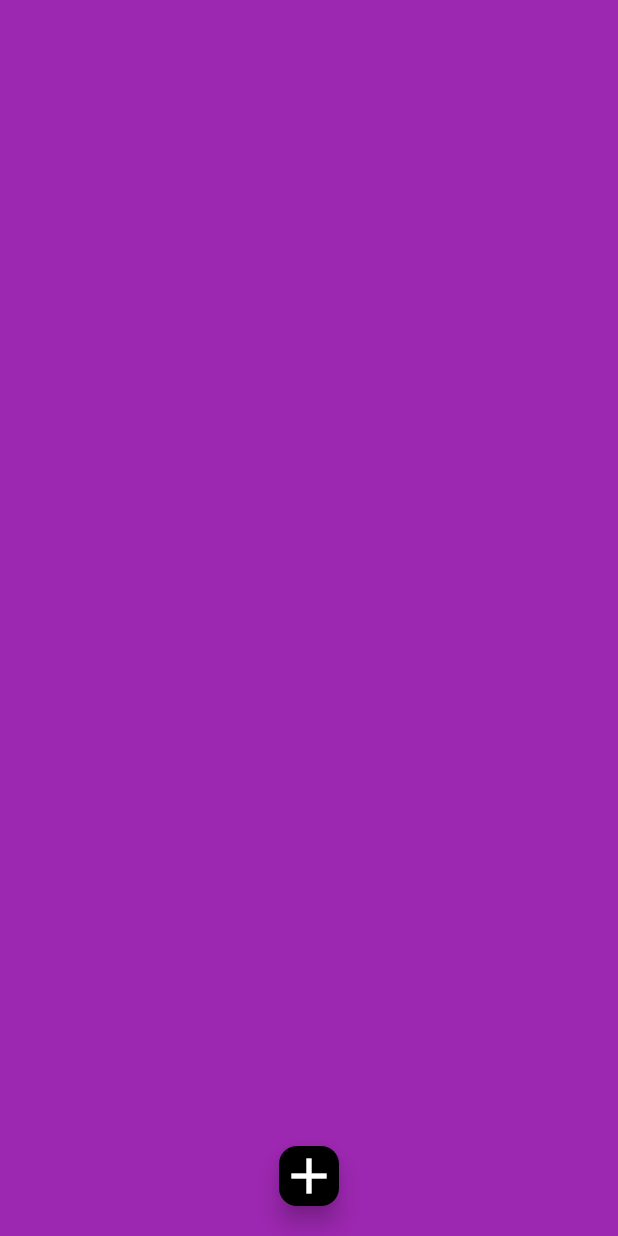
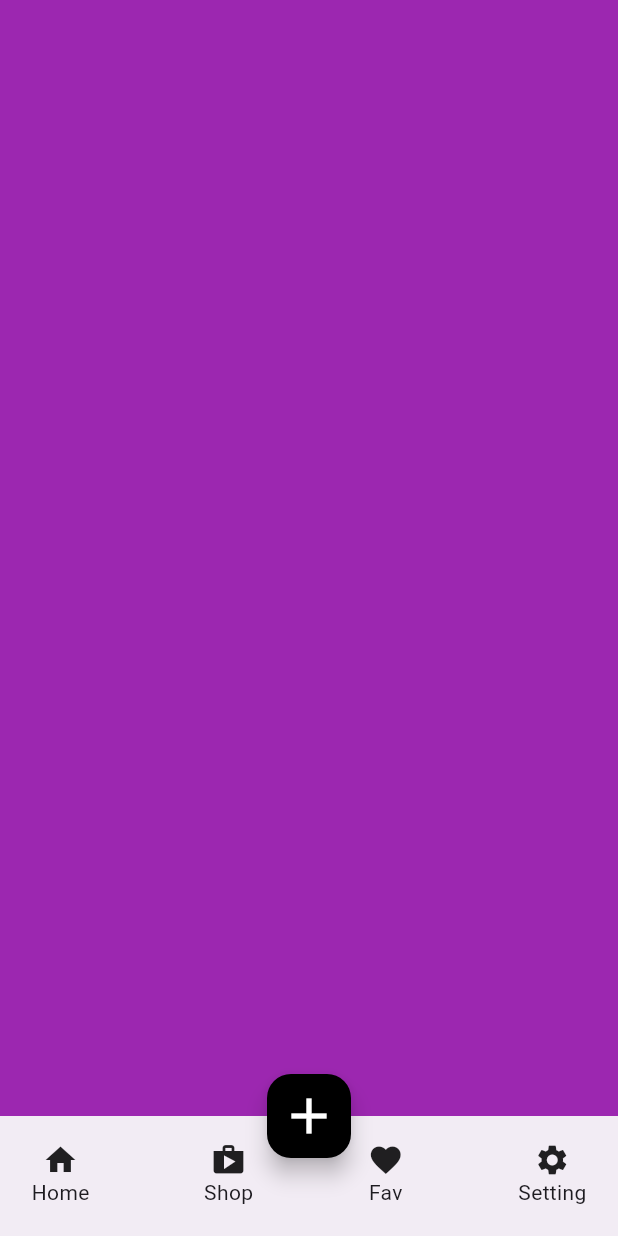
Before and after one commit to Roshan-Barkane/flutter_widgets_of_the_day, a Flutter app: the screen it shows after launch, on a phone screen of 412 x 824 dp. Run offline on Flutter 3.47's test engine with Material 3 defaults, Android fonts, the phone set to English and light mode, and no system bars.

Commit message:
create BottomNavigationBar with floatingActionButton

```diff
--- a/lib/pages/floatactionbutton.dart
+++ b/lib/pages/floatactionbutton.dart
@@ -16,7 +16,7 @@ class _FloatingActionButtonWidgetState
   Widget build(BuildContext context) {
     return Scaffold(
       backgroundColor: _color,
-      floatingActionButtonLocation: FloatingActionButtonLocation.centerFloat,
+      floatingActionButtonLocation: FloatingActionButtonLocation.centerDocked,
       floatingActionButton: FloatingActionButton(
         backgroundColor: Colors.black,
         foregroundColor: Colors.white,
@@ -31,7 +31,7 @@ class _FloatingActionButtonWidgetState
             style: BorderStyle.solid,
           ),
         ),*/
-        mini: true,
+        // mini: true,
         child: const Icon(
           Icons.add,
           size: 40,
@@ -46,6 +46,66 @@ class _FloatingActionButtonWidgetState
           });
         },
       ),
+      bottomNavigationBar: const BottomAppBar(
+        child: Row(
+          mainAxisAlignment: MainAxisAlignment.spaceBetween,
+          mainAxisSize: MainAxisSize.max,
+          children: [
+            Padding(
+              padding: EdgeInsets.all(5.0),
+              child: Column(
+                children: [
+                  Icon(
+                    Icons.home,
+                  ),
+                  Text(
+                    "Home",
+                  )
+                ],
+              ),
+            ),
+            Padding(
+              padding: EdgeInsets.all(5.0),
+              child: Column(
+                children: [
+                  Icon(
+                    Icons.shop,
+                  ),
+                  Text(
+                    "Shop",
+                  )
+                ],
+              ),
+            ),
+            Padding(
+              padding: EdgeInsets.all(5.0),
+              child: Column(
+                children: [
+                  Icon(
+                    Icons.favorite,
+                  ),
+                  Text(
+                    "Fav",
+                  )
+                ],
+              ),
+            ),
+            Padding(
+              padding: EdgeInsets.all(5.0),
+              child: Column(
+                children: [
+                  Icon(
+                    Icons.settings,
+                  ),
+                  Text(
+                    "Setting",
+                  )
+                ],
+              ),
+            )
+          ],
+        ),
+      ),
     );
   }
 }
```
